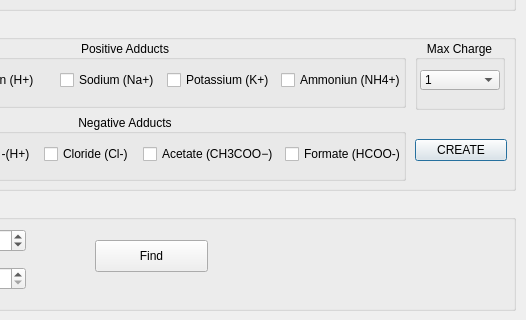
danielefil/MCircus_GUI, file Dialog_ListFinder.ui: the form before one commit; both pictures show x 255 to 781 and y 90 to 410 of the 781 by 410 pixel window.
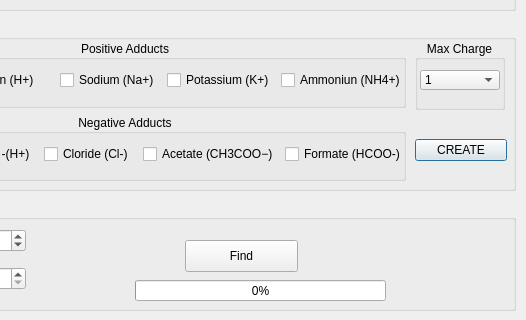
The form after the commit.

What changed in the file:
```diff
--- a/Dialog_ListFinder.ui
+++ b/Dialog_ListFinder.ui
@@ -233,7 +233,7 @@
    <widget class="QPushButton" name="IsoFind_Btn">
     <property name="geometry">
      <rect>
-      <x>340</x>
+      <x>430</x>
       <y>40</y>
       <width>113</width>
       <height>32</height>
@@ -315,6 +315,19 @@
      </item>
     </layout>
    </widget>
+   <widget class="QProgressBar" name="progressBar">
+    <property name="geometry">
+     <rect>
+      <x>380</x>
+      <y>80</y>
+      <width>251</width>
+      <height>21</height>
+     </rect>
+    </property>
+    <property name="value">
+     <number>0</number>
+    </property>
+   </widget>
   </widget>
   <widget class="QGroupBox" name="gBox_SearchMethod">
    <property name="geometry">
```
